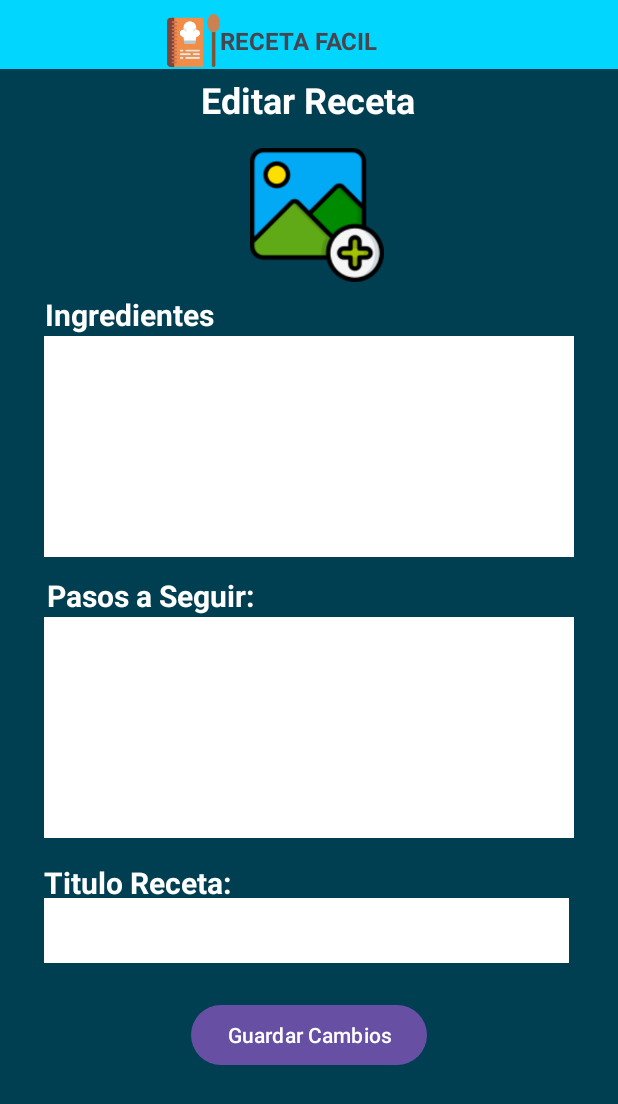
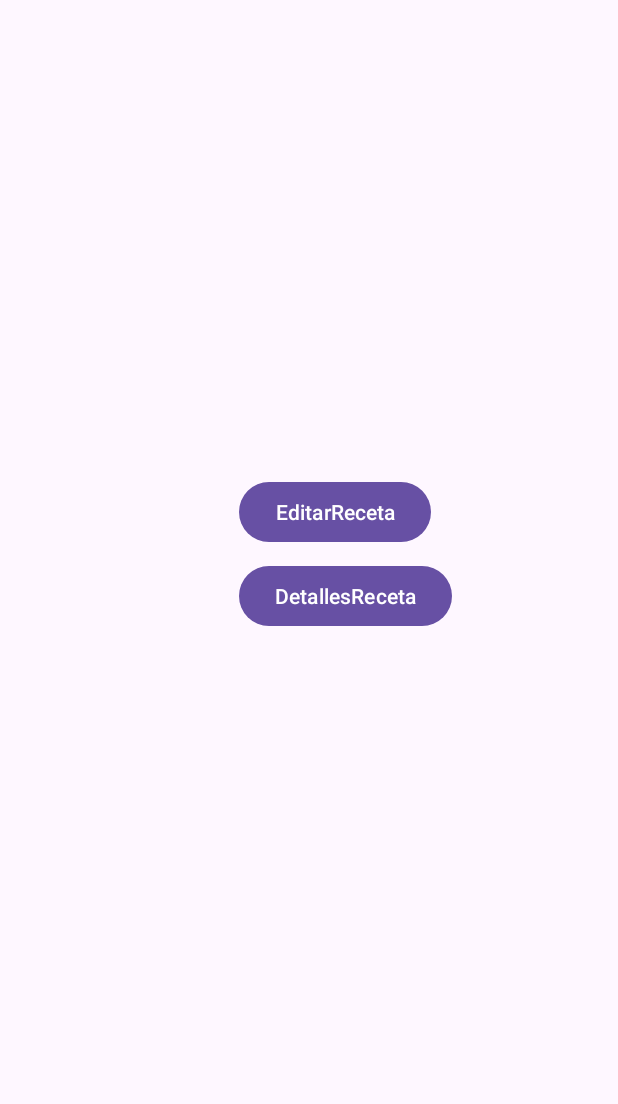
Before and after one commit to Max0398/AppRecetaFacil, an Android app: the layout activity_main.xml on its own in the app's theme, with its tools: preview values and no code run, on a phone screen of 412 x 824 dp. Shown: the top 1104 px of the screen. Run offline under Robolectric (Android 15) with nearby library versions, the phone set to English and light mode, and no system bars.

Commit message:
Prueba Activity

```diff
--- a/app/build.gradle.kts
+++ b/app/build.gradle.kts
@@ -33,6 +33,9 @@ android {
     kotlinOptions {
         jvmTarget = "1.8"
     }
+    buildFeatures{
+        viewBinding=true
+    }
 }
 
 dependencies {
--- a/app/src/main/java/com/marg98/apprecetafacil/ActivityEditarReceta.kt
+++ b/app/src/main/java/com/marg98/apprecetafacil/ActivityEditarReceta.kt
@@ -6,6 +6,6 @@ import android.os.Bundle
 class ActivityEditarReceta : AppCompatActivity() {
     override fun onCreate(savedInstanceState: Bundle?) {
         super.onCreate(savedInstanceState)
-        setContentView(R.layout.activity_main)
+        setContentView(R.layout.activity_editar_receta)
     }
 }
--- a/app/src/main/res/layout/activity_main.xml
+++ b/app/src/main/res/layout/activity_main.xml
@@ -4,159 +4,26 @@
     xmlns:tools="http://schemas.android.com/tools"
     android:layout_width="match_parent"
     android:layout_height="match_parent"
-    android:background="#003E52"
-    tools:context=".ActivityEditarReceta">
+    tools:context=".MainActivity">
 
-    <View
-        android:id="@+id/vwRentanguloSuperior"
-        android:layout_width="495dp"
-        android:layout_height="46dp"
-        android:background="#00D6FF"
-        app:layout_constraintEnd_toEndOf="parent"
-        app:layout_constraintHorizontal_bias="0.0"
-        app:layout_constraintStart_toStartOf="parent"
-        app:layout_constraintTop_toTopOf="parent" />
-
-    <TextView
-        android:id="@+id/txtTitulo"
+    <Button
+        android:id="@+id/btnEditarReceta"
         android:layout_width="wrap_content"
         android:layout_height="wrap_content"
-        android:layout_marginTop="16dp"
-        android:layout_marginEnd="160dp"
-        android:text="RECETA FACIL"
-        android:textSize="16sp"
-        android:textStyle="bold"
+        android:text="EditarReceta"
+        app:layout_constraintBottom_toBottomOf="parent"
         app:layout_constraintEnd_toEndOf="parent"
-        app:layout_constraintTop_toTopOf="parent" />
-
-    <ImageView
-        android:id="@+id/imageView"
-        android:layout_width="35dp"
-        android:layout_height="38dp"
-        android:layout_marginTop="8dp"
-        app:layout_constraintEnd_toStartOf="@+id/txtTitulo"
-        app:layout_constraintHorizontal_bias="1.0"
+        app:layout_constraintHorizontal_bias="0.562"
         app:layout_constraintStart_toStartOf="parent"
         app:layout_constraintTop_toTopOf="parent"
-        app:srcCompat="@drawable/libro_de_recetas" />
-
-    <TextView
-        android:id="@+id/txtsubTitulo"
-        android:layout_width="wrap_content"
-        android:layout_height="wrap_content"
-        android:layout_marginTop="4dp"
-        android:foregroundTint="@color/white"
-        android:text="Editar Receta"
-        android:textColor="@color/white"
-        android:textSize="24sp"
-        android:textStyle="bold"
-        app:layout_constraintEnd_toEndOf="parent"
-        app:layout_constraintHorizontal_bias="0.498"
-        app:layout_constraintStart_toStartOf="parent"
-        app:layout_constraintTop_toBottomOf="@+id/vwRentanguloSuperior" />
-
-    <ImageView
-        android:id="@+id/imvImagenReceta"
-        android:layout_width="132dp"
-        android:layout_height="89dp"
-        android:layout_marginTop="16dp"
-        app:layout_constraintEnd_toEndOf="parent"
-        app:layout_constraintHorizontal_bias="0.519"
-        app:layout_constraintStart_toStartOf="parent"
-        app:layout_constraintTop_toBottomOf="@+id/txtsubTitulo"
-        app:srcCompat="@drawable/imageadd" />
-
-    <EditText
-        android:id="@+id/txtIngredientes"
-        android:layout_width="353dp"
-        android:layout_height="147dp"
-        android:layout_marginTop="36dp"
-        android:background="@color/white"
-        android:ems="10"
-        android:gravity="start|top"
-        android:inputType="textMultiLine"
-        android:textColor="@color/black"
-        app:layout_constraintEnd_toEndOf="parent"
-        app:layout_constraintStart_toStartOf="parent"
-        app:layout_constraintTop_toBottomOf="@+id/imvImagenReceta" />
-
-    <EditText
-        android:id="@+id/txtPasos"
-        android:layout_width="353dp"
-        android:layout_height="147dp"
-        android:layout_marginTop="40dp"
-        android:background="@color/white"
-        android:ems="10"
-        android:gravity="start|top"
-        android:inputType="textMultiLine"
-        app:layout_constraintEnd_toEndOf="parent"
-        app:layout_constraintHorizontal_bias="0.0"
-        app:layout_constraintStart_toStartOf="@+id/txtIngredientes"
-        app:layout_constraintTop_toBottomOf="@+id/txtIngredientes" />
-
-    <EditText
-        android:id="@+id/txtTituloReceta"
-        android:layout_width="350dp"
-        android:layout_height="43dp"
-        android:layout_marginTop="40dp"
-        android:background="@color/white"
-        android:ems="10"
-        android:inputType="text"
-        app:layout_constraintEnd_toEndOf="parent"
-        app:layout_constraintHorizontal_bias="0.0"
-        app:layout_constraintStart_toStartOf="@+id/txtPasos"
-        app:layout_constraintTop_toBottomOf="@+id/txtPasos" />
+        app:layout_constraintVertical_bias="0.409" />
 
     <Button
-        android:id="@+id/btnGuardarCambios"
-        android:layout_width="wrap_content"
-        android:layout_height="wrap_content"
-        android:layout_marginTop="24dp"
-        android:text="Guardar Cambios"
-        app:layout_constraintEnd_toEndOf="parent"
-        app:layout_constraintStart_toStartOf="parent"
-        app:layout_constraintTop_toBottomOf="@+id/txtTituloReceta" />
-
-    <TextView
-        android:id="@+id/textView5"
+        android:id="@+id/btnDetallesReceta"
         android:layout_width="wrap_content"
         android:layout_height="wrap_content"
         android:layout_marginTop="8dp"
-        android:text="Ingredientes"
-        android:textColor="#FFFFFF"
-        android:textSize="20sp"
-        android:textStyle="bold"
-        app:layout_constraintEnd_toEndOf="parent"
-        app:layout_constraintHorizontal_bias="0.101"
-        app:layout_constraintStart_toStartOf="parent"
-        app:layout_constraintTop_toBottomOf="@+id/imvImagenReceta" />
-
-    <TextView
-        android:id="@+id/textView6"
-        android:layout_width="wrap_content"
-        android:layout_height="wrap_content"
-        android:layout_marginTop="12dp"
-        android:text="Pasos a Seguir:"
-        android:textColor="#FFFFFF"
-        android:textSize="20sp"
-        android:textStyle="bold"
-        app:layout_constraintEnd_toEndOf="parent"
-        app:layout_constraintHorizontal_bias="0.008"
-        app:layout_constraintStart_toStartOf="@+id/txtIngredientes"
-        app:layout_constraintTop_toBottomOf="@+id/txtIngredientes" />
-
-    <TextView
-        android:id="@+id/textView7"
-        android:layout_width="wrap_content"
-        android:layout_height="wrap_content"
-        android:layout_marginTop="16dp"
-        android:text="Titulo Receta:"
-        android:textColor="#FFFFFF"
-        android:textSize="20sp"
-        android:textStyle="bold"
-        app:layout_constraintEnd_toEndOf="parent"
-        app:layout_constraintHorizontal_bias="0.0"
-        app:layout_constraintStart_toStartOf="@+id/txtPasos"
-        app:layout_constraintTop_toBottomOf="@+id/txtPasos" />
-
+        android:text="DetallesReceta"
+        app:layout_constraintStart_toStartOf="@+id/btnEditarReceta"
+        app:layout_constraintTop_toBottomOf="@+id/btnEditarReceta" />
 </androidx.constraintlayout.widget.ConstraintLayout>
--- a/build.gradle.kts
+++ b/build.gradle.kts
@@ -1,5 +1,5 @@
 // Top-level build file where you can add configuration options common to all sub-projects/modules.
 plugins {
-    id("com.android.application") version "8.1.1" apply false
+    id("com.android.application") version "8.1.2" apply false
     id("org.jetbrains.kotlin.android") version "1.9.0" apply false
 }
```
Also changed, not shown: app/src/main/AndroidManifest.xml (+1 -9 lines), app/src/main/java/com/marg98/apprecetafacil/ActivityDetallesReceta.kt (+11 -1 lines), app/src/main/java/com/marg98/apprecetafacil/MainActivity.kt (added, +25 -0 lines), app/src/main/res/layout/activity_detalles_receta.xml (+22 -22 lines), app/src/main/res/layout/activity_editar_receta.xml (added, +162 -0 lines).
